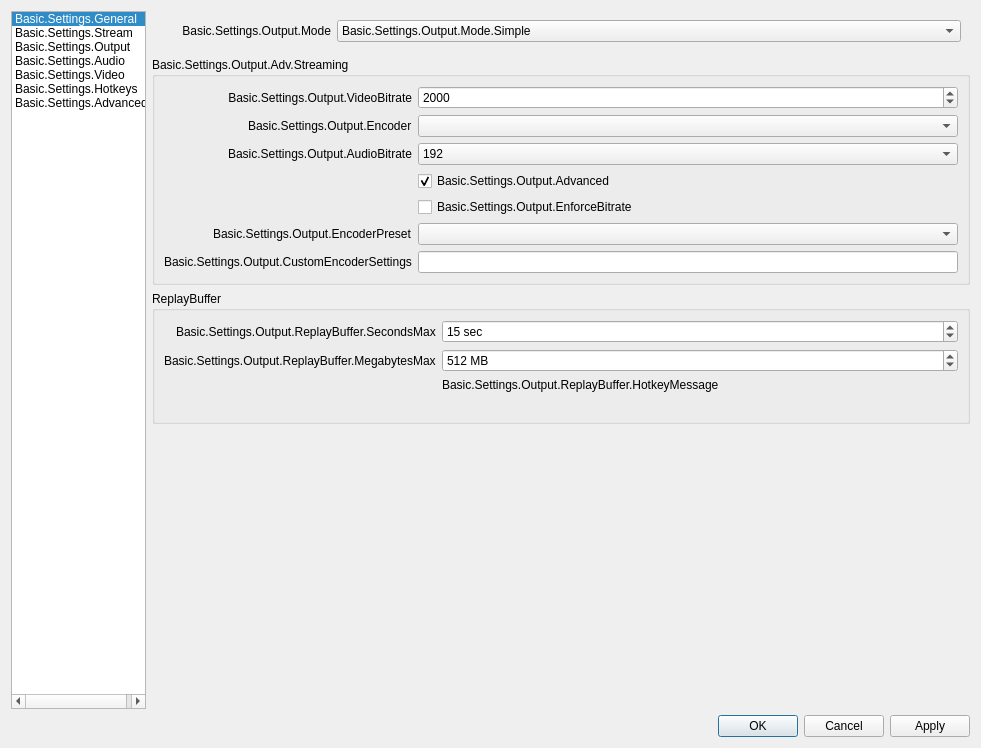
The window that vendor_skins/Evercast/UI/forms/OBSBasicSettings.ui (CoSMoSoftware/OBS-studio-webrtc) describes before a commit, drawn with Qt 5.
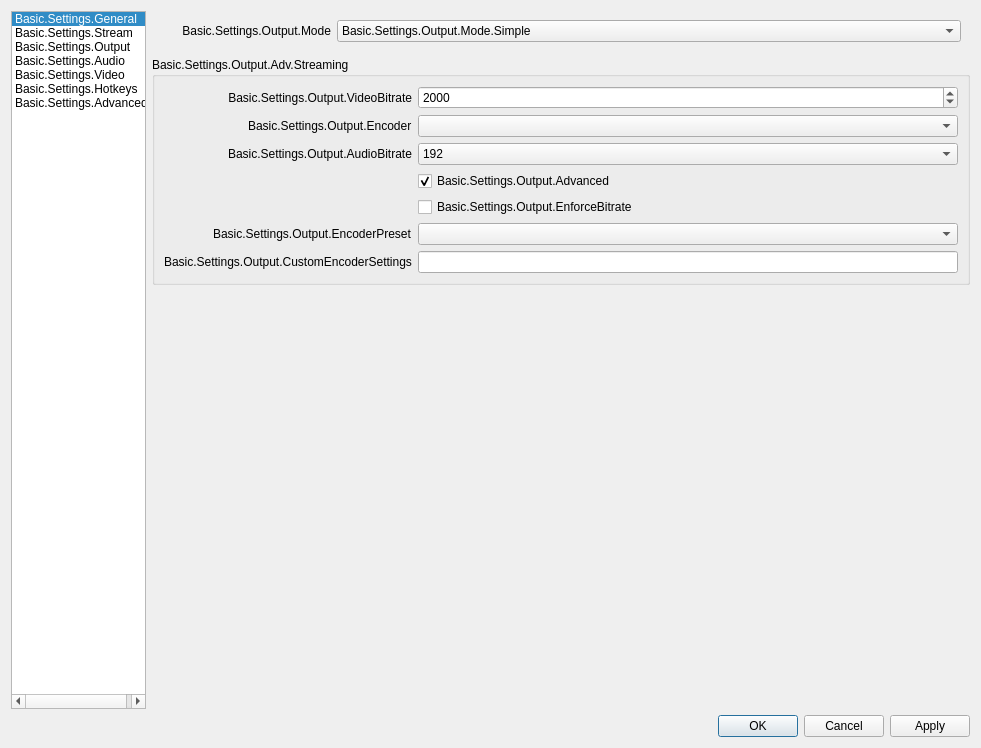
The same window after the commit. The open tabs and pages were chosen to show the change. Icons and pictures are not drawn.

Commit message: #166 Settings/Output remove replay

The edit to the form file:
```diff
--- a/vendor_skins/Evercast/UI/forms/OBSBasicSettings.ui
+++ b/vendor_skins/Evercast/UI/forms/OBSBasicSettings.ui
@@ -1496,81 +1496,6 @@
                    </layout>
                   </widget>
                  </item>
-                 <item>
-                  <widget class="QGroupBox" name="replayBufferGroupBox">
-                   <property name="title">
-                    <string>ReplayBuffer</string>
-                   </property>
-                   <layout class="QFormLayout" name="formLayout_24">
-                    <property name="fieldGrowthPolicy">
-                     <enum>QFormLayout::AllNonFixedFieldsGrow</enum>
-                    </property>
-                    <property name="labelAlignment">
-                     <set>Qt::AlignRight|Qt::AlignTrailing|Qt::AlignVCenter</set>
-                    </property>
-                    <item row="0" column="0">
-                     <widget class="QLabel" name="label_35">
-                      <property name="text">
-                       <string>Basic.Settings.Output.ReplayBuffer.SecondsMax</string>
-                      </property>
-                     </widget>
-                    </item>
-                    <item row="0" column="1">
-                     <widget class="QSpinBox" name="simpleRBSecMax">
-                      <property name="suffix">
-                       <string notr="true"> sec</string>
-                      </property>
-                      <property name="minimum">
-                       <number>5</number>
-                      </property>
-                      <property name="maximum">
-                       <number>21600</number>
-                      </property>
-                      <property name="value">
-                       <number>15</number>
-                      </property>
-                     </widget>
-                    </item>
-                    <item row="1" column="0">
-                     <widget class="QLabel" name="simpleRBMegsMaxLabel">
-                      <property name="text">
-                       <string>Basic.Settings.Output.ReplayBuffer.MegabytesMax</string>
-                      </property>
-                     </widget>
-                    </item>
-                    <item row="1" column="1">
-                     <widget class="QSpinBox" name="simpleRBMegsMax">
-                      <property name="suffix">
-                       <string notr="true"> MB</string>
-                      </property>
-                      <property name="minimum">
-                       <number>20</number>
-                      </property>
-                      <property name="maximum">
-                       <number>8192</number>
-                      </property>
-                      <property name="value">
-                       <number>512</number>
-                      </property>
-                     </widget>
-                    </item>
-                    <item row="2" column="1">
-                     <widget class="QLabel" name="label_45">
-                      <property name="text">
-                       <string>Basic.Settings.Output.ReplayBuffer.HotkeyMessage</string>
-                      </property>
-                     </widget>
-                    </item>
-                    <item row="3" column="1">
-                     <widget class="QLabel" name="simpleRBEstimate">
-                      <property name="text">
-                       <string notr="true"/>
-                      </property>
-                     </widget>
-                    </item>
-                   </layout>
-                  </widget>
-                 </item>
                  <item>
                   <layout class="QVBoxLayout" name="simpleOutInfoLayout">
                    <property name="leftMargin">
```
The commit also changes 1 other file.
